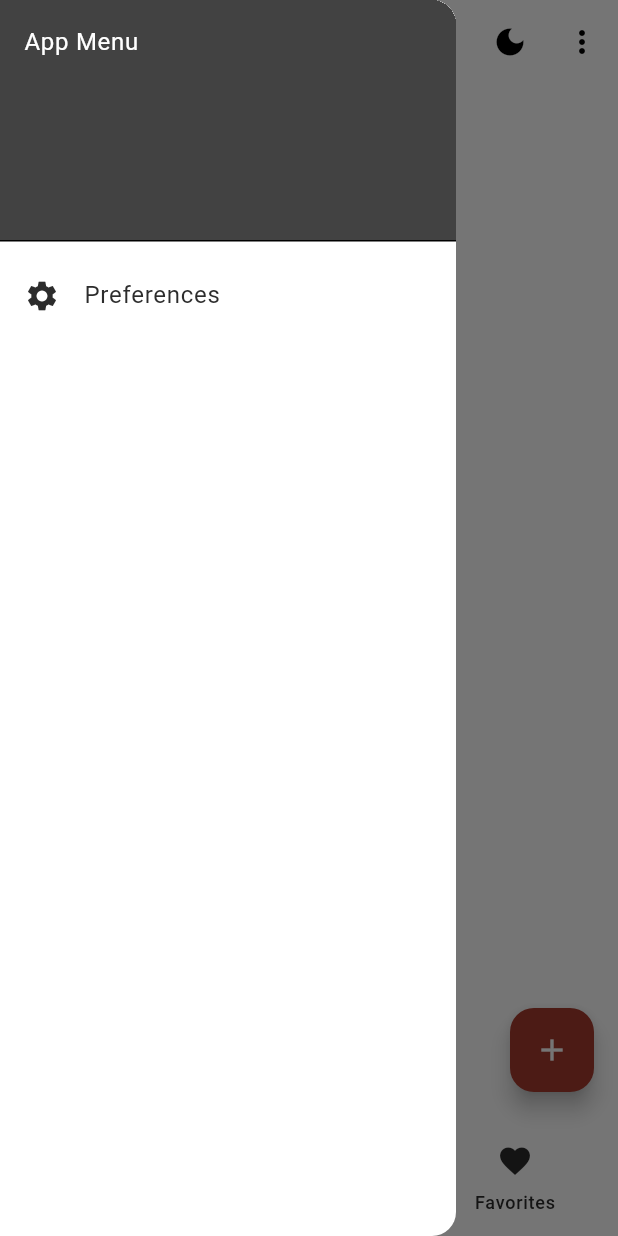
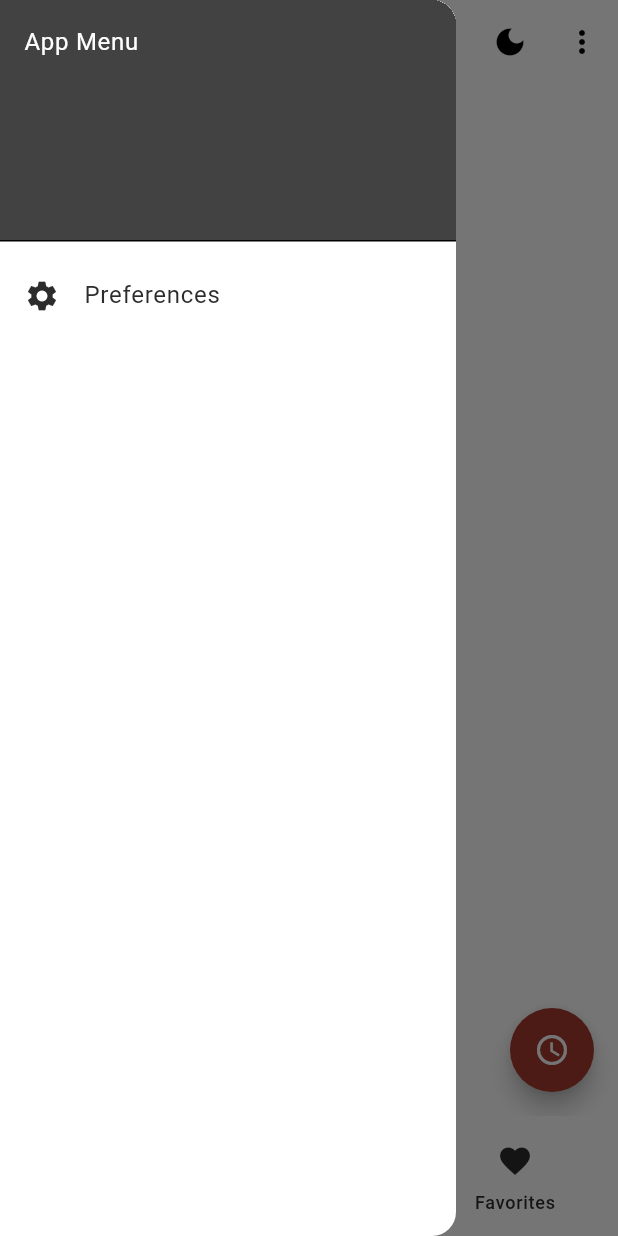
Before and after one commit to JohnBuchmann/flutter_hiit_addict, a Flutter app: the screen it shows after launch, with the side drawer open, on a phone screen of 412 x 824 dp. Run offline on Flutter 3.47's test engine with Material 3 defaults, Android fonts, the phone set to English and light mode, and no system bars; our stand-ins replace firebase_core, flutter_riverpod; accounts and stored records are empty.

```diff
--- a/lib/screens/home_screen.dart
+++ b/lib/screens/home_screen.dart
@@ -3,6 +3,9 @@ import 'package:flutter_riverpod/flutter_riverpod.dart';
 import '../widgets/app_drawer.dart';
 import 'preferences_screen.dart';
 import '../providers/theme_provider.dart';
+import 'tab_screens/timers_screen.dart';
+import 'tab_screens/videos_screen.dart';
+import 'tab_screens/favorites_screen.dart';
 
 class HomeScreen extends ConsumerStatefulWidget {
   const HomeScreen({super.key});
@@ -13,9 +16,9 @@ class HomeScreen extends ConsumerStatefulWidget {
 
 class _HomeScreenState extends ConsumerState<HomeScreen> {
   final List<Widget> _screens = const [
-    Center(child: Text('Timers')),
-    Center(child: Text('Videos')),
-    Center(child: Text('Favorites')),
+    TimersScreen(),
+    VideosScreen(),
+    FavoritesScreen(),
   ];
 
   int _selectedIndex = 0;
@@ -24,19 +27,6 @@ class _HomeScreenState extends ConsumerState<HomeScreen> {
     setState(() {
       _selectedIndex = index;
     });
-  }
-
-  _showAddTimerDialog() {
-    return showDialog(
-      context: context,
-      builder: (context) => AlertDialog(
-        title: const Text('Add Timer'),
-        actions: [
-          TextButton(
-              onPressed: () => Navigator.pop(context), child: const Text('OK')),
-        ],
-      ),
-    );
   }
 
   @override
@@ -95,10 +85,6 @@ class _HomeScreenState extends ConsumerState<HomeScreen> {
           ),
         ],
       ),
-      floatingActionButton: FloatingActionButton(
-        onPressed: _showAddTimerDialog,
-        child: const Icon(Icons.add),
-      ),
     );
   }
 }
--- a/lib/screens/tab_screens/timers_screen.dart
+++ b/lib/screens/tab_screens/timers_screen.dart
@@ -7,24 +7,25 @@ class TimersScreen extends StatelessWidget {
   @override
   Widget build(BuildContext context) {
     return Scaffold(
-      body: Center(child: Text(tempText)),
-      // floatingActionButton: FloatingActionButton(
-      //   onPressed: () {
-      //     showDialog(
-      //       context: context,
-      //       builder: (BuildContext context) => AlertDialog(
-      //         title: const Text('Alert bro'),
-      //         content: const Text('This is an alert dialog......'),
-      //         actions: [
-      //           TextButton(
-      //               onPressed: () => Navigator.pop(context),
-      //               child: const Text('Close')),
-      //         ],
-      //       ),
-      //     );
-      //   },
-      //   child: const Icon(Icons.access_time),
-      // ),
+      body: const Center(child: Text('hi hi')),
+      floatingActionButton: FloatingActionButton(
+        shape: const CircleBorder(),
+        onPressed: () {
+          showDialog(
+            context: context,
+            builder: (BuildContext context) => AlertDialog(
+              title: const Text('Alert bro'),
+              content: const Text('This is an alert dialog......'),
+              actions: [
+                TextButton(
+                    onPressed: () => Navigator.pop(context),
+                    child: const Text('Close')),
+              ],
+            ),
+          );
+        },
+        child: const Icon(Icons.access_time),
+      ),
     );
   }
 }
```
